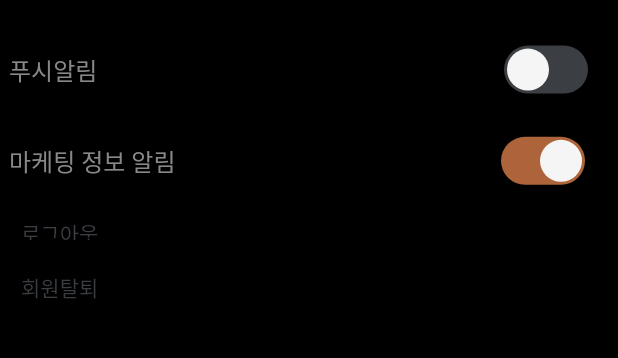
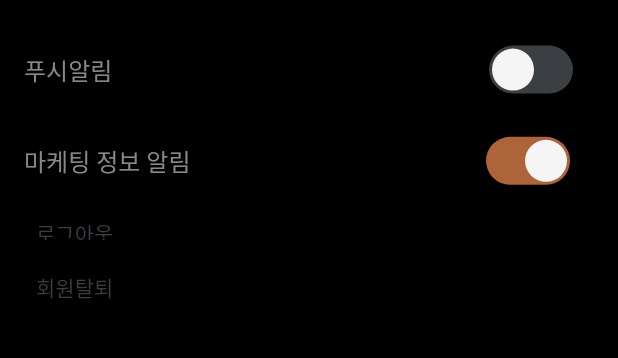
Before and after one commit to earning-rightly/whilabel, a Flutter app: the SettingPage screen opened directly, on a phone screen of 412 x 824 dp, the part 60-418 px from its top. Run offline on Flutter 3.47's test engine with Material 2 defaults, Android fonts, the phone set to English and light mode, and no system bars; our stand-ins replace cloud_firestore, dartx, firebase_auth, firebase_core, flutter_dotenv, flutter_rating_bar and 7 more; missing offline and left inert: cloud_firestore_odm, kakao_flutter_sdk_user; accounts and stored records are empty; generated files the repository leaves out were written again; network calls fail; Roboto replaces fonts that are missing (Pretendard).

Commit message:
[feature] change onlyHoizBasicPadding value
 실수로 잘못 사용하던 패딩 값을 변경합니다
 horizontal: 6 => horizontal: 16

```diff
--- a/apps/mobiles/whilabel/lib/screens/constants/whilabel_design_setting.dart
+++ b/apps/mobiles/whilabel/lib/screens/constants/whilabel_design_setting.dart
@@ -22,5 +22,5 @@ class WhilablePadding {
   static EdgeInsets basicPadding =
       EdgeInsets.only(top: 16, left: 16, right: 16);
 
-  static EdgeInsets onlyHoizBasicPadding = EdgeInsets.symmetric(horizontal: 6);
+  static EdgeInsets onlyHoizBasicPadding = EdgeInsets.symmetric(horizontal: 16);
 }
```
